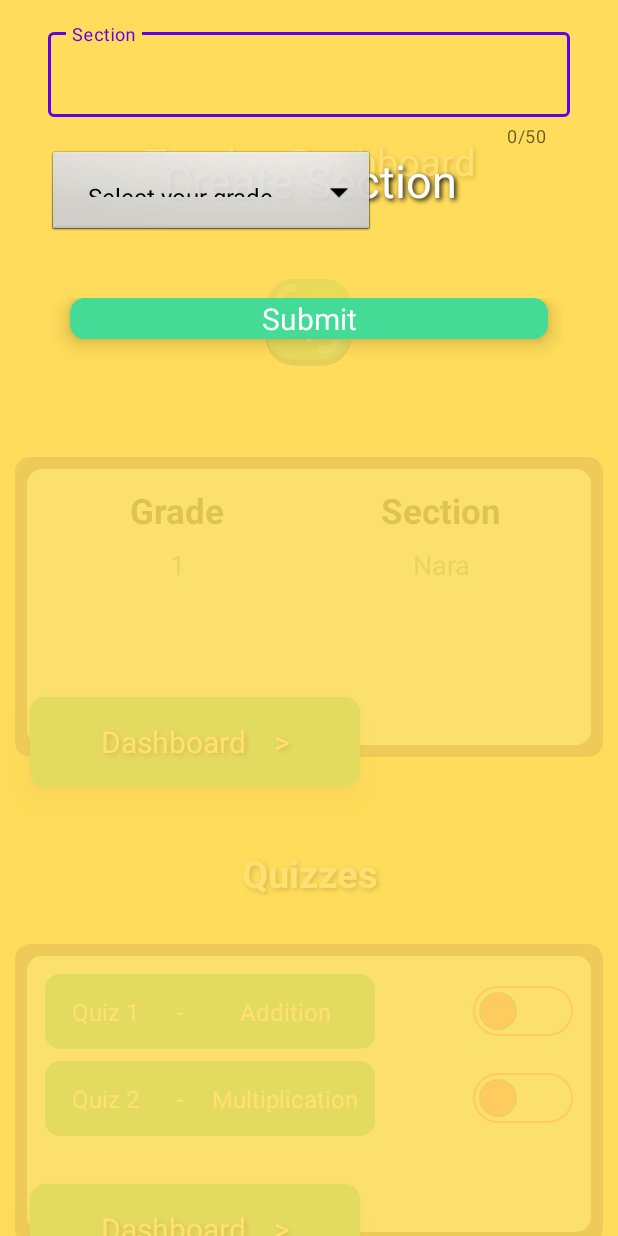
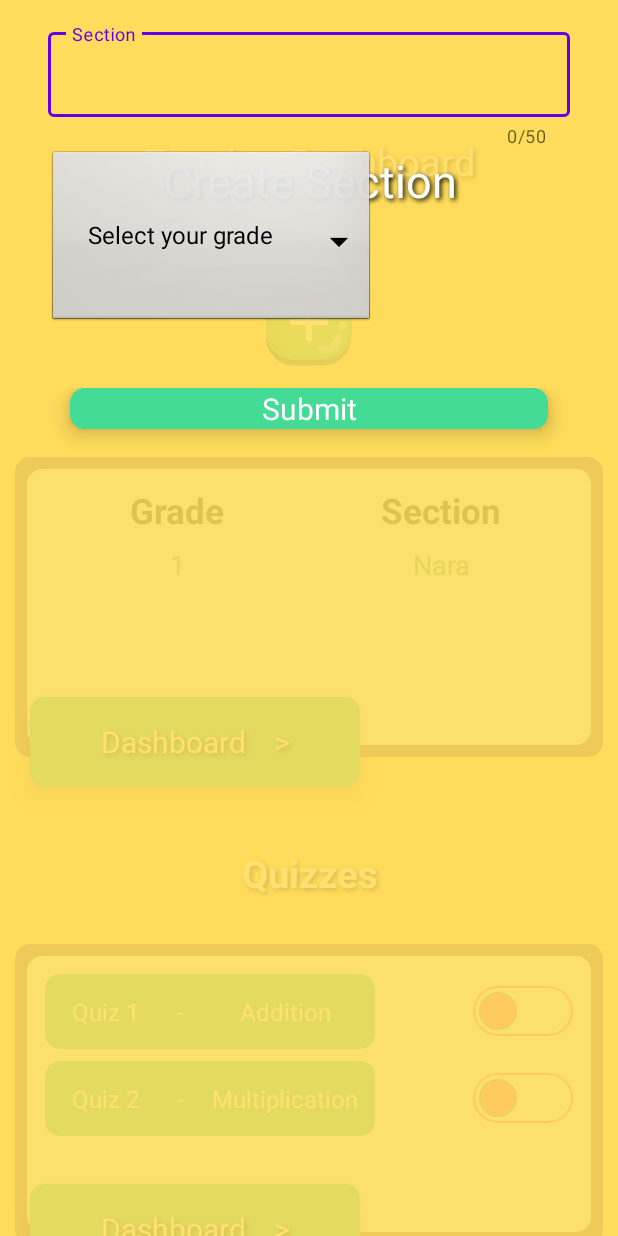
Before and after one commit to WenDEVLIFE/MathSquare, an Android app: the fragment CreateSection placed in its activity, on a phone screen of 412 x 824 dp. Run offline under Robolectric (Android 15) with nearby library versions, the phone set to English and light mode, and no system bars; our stand-ins replace Firebase (no records; nobody signed in at launch, a user with empty details on screens opened directly); Roboto replaces fonts that are not available here.

Commit message:
Add files via upload

```diff
--- a/app/src/main/res/layout/layout_createsection.xml
+++ b/app/src/main/res/layout/layout_createsection.xml
@@ -75,10 +75,9 @@
                  android:orientation="vertical">
 
                 <Spinner
-                     android:layout_height="60dp"
+                     android:layout_height="120dp"
                      android:layout_width="wrap_content"
                      android:spinnerMode="dropdown"
-                     android:paddingTop="5dp"
                      android:id="@+id/numberDropdownPicker">
 
                 </Spinner>
@@ -95,7 +94,7 @@
         </LinearLayout>
 
         <LinearLayout
-             android:layout_height="180dp"
+             android:layout_height="260dp"
              android:layout_width="match_parent"
              android:layout_marginEnd="16dp"
              android:gravity="center|top"
```
Also changed, not shown: app/src/main/res/layout/layout_web.xml (added, +23 -0 lines), app/src/main/res/layout/layoutstudent_sign_up.xml (+7 -7 lines).
